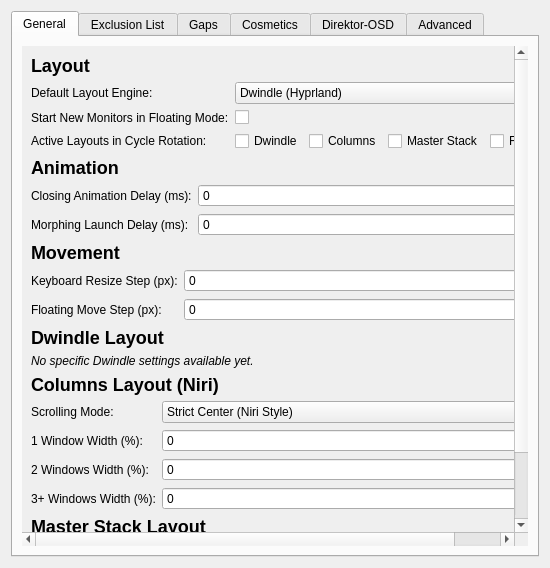
Qt form package/contents/ui/config.ui (Alex-Bini/kwin-direktor) before a commit.
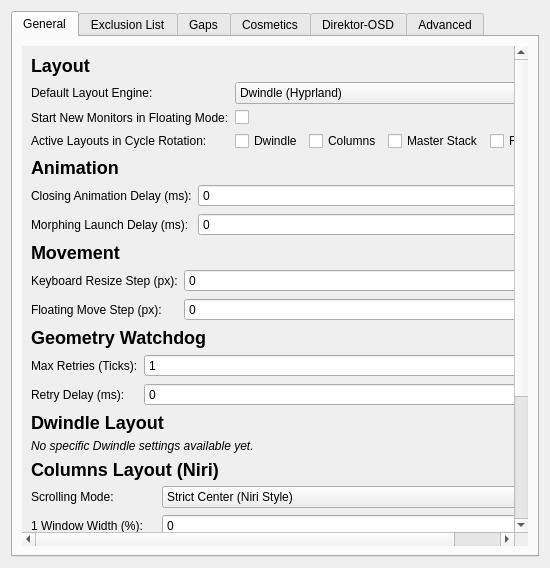
The same form after that commit.

```diff
--- a/package/contents/ui/config.ui
+++ b/package/contents/ui/config.ui
@@ -66,6 +66,16 @@
             </layout>
            </item>
            
+           <item><widget class="QLabel" name="titleWatchdog"><property name="text"><string>&lt;h2&gt;&lt;b&gt;Geometry Watchdog&lt;/b&gt;&lt;/h2&gt;</string></property></widget></item>
+           <item>
+            <layout class="QFormLayout" name="formLayoutGeneralWatchdog">
+             <item row="0" column="0"><widget class="QLabel" name="labelWatchdogRetries"><property name="text"><string>Max Retries (Ticks):</string></property></widget></item>
+             <item row="0" column="1"><widget class="QSpinBox" name="kcfg_watchdogMaxRetries"><property name="minimum"><number>1</number></property><property name="maximum"><number>100</number></property></widget></item>
+             <item row="1" column="0"><widget class="QLabel" name="labelWatchdogDelay"><property name="text"><string>Retry Delay (ms):</string></property></widget></item>
+             <item row="1" column="1"><widget class="QSpinBox" name="kcfg_watchdogRetryDelayMs"><property name="maximum"><number>1000</number></property></widget></item>
+            </layout>
+           </item>
+           
            <item><widget class="QLabel" name="titleDwindle"><property name="text"><string>&lt;h2&gt;&lt;b&gt;Dwindle Layout&lt;/b&gt;&lt;/h2&gt;</string></property></widget></item>
            <item><widget class="QLabel" name="labelDwindlePlaceholder"><property name="text"><string>&lt;i&gt;No specific Dwindle settings available yet.&lt;/i&gt;</string></property></widget></item>
            
@@ -92,7 +102,12 @@
            <item><widget class="QLabel" name="labelMasterPlaceholder"><property name="text"><string>&lt;i&gt;No specific Master Stack settings available yet.&lt;/i&gt;</string></property></widget></item>
            
            <item><widget class="QLabel" name="titleFloating"><property name="text"><string>&lt;h2&gt;&lt;b&gt;Floating Layout&lt;/b&gt;&lt;/h2&gt;</string></property></widget></item>
-           <item><widget class="QLabel" name="labelFloatingPlaceholder"><property name="text"><string>&lt;i&gt;No specific Floating settings available yet.&lt;/i&gt;</string></property></widget></item>
+           <item>
+            <layout class="QFormLayout" name="formLayoutGeneralFloating">
+             <item row="0" column="0"><widget class="QLabel" name="labelFloatingCascade"><property name="text"><string>Cascade Offset (px):</string></property></widget></item>
+             <item row="0" column="1"><widget class="QSpinBox" name="kcfg_floatingCascadeOffset"><property name="maximum"><number>200</number></property></widget></item>
+            </layout>
+           </item>
            
            <item><spacer name="verticalSpacerGeneral"><property name="orientation"><enum>Qt::Vertical</enum></property><property name="sizeHint" stdset="0"><size><width>20</width><height>40</height></size></property></spacer></item>
           </layout>
```
